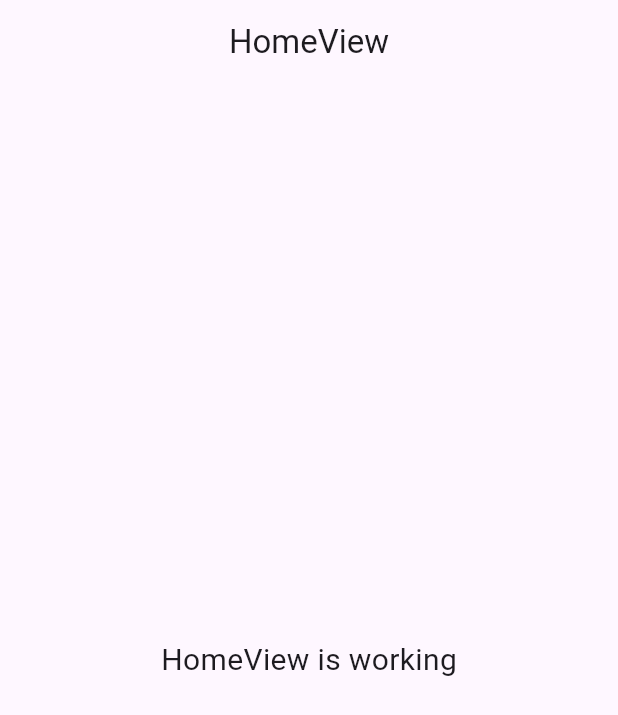
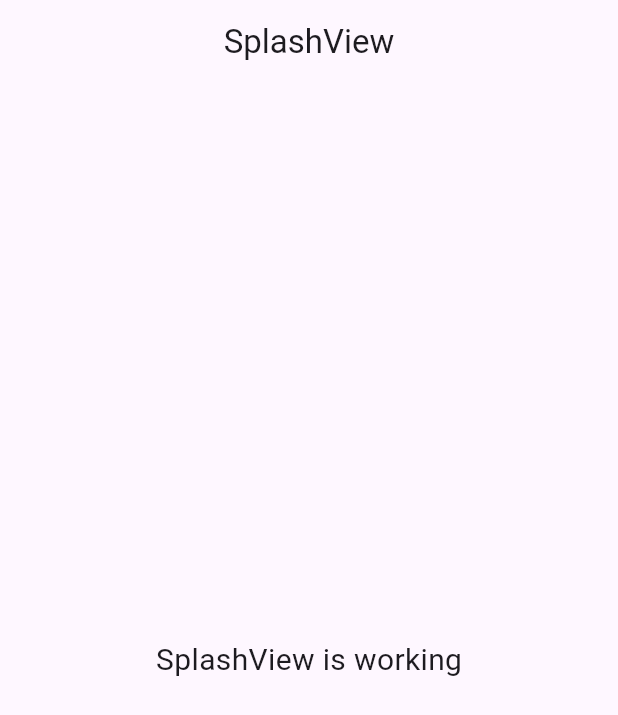
Before and after one commit to mirzamahmud/app-design-system, a Flutter app: the screen it shows after launch, on a phone screen of 412 x 824 dp. Shown: the top 715 px of the screen. Run offline on Flutter 3.47's test engine with Material 3 defaults, Android fonts, the phone set to English and light mode, and no system bars; our stand-ins replace get.

Commit message:
add_purple_color

```diff
--- /dev/null
+++ b/lib/app/core/helper/date_helper.dart
@@ -0,0 +1 @@
+class DateHelper {}
--- /dev/null
+++ b/lib/app/core/helper/string_helper.dart
@@ -0,0 +1 @@
+class StringHelper {}
--- /dev/null
+++ b/lib/app/modules/splash/views/splash_view.dart
@@ -0,0 +1,24 @@
+import 'package:flutter/material.dart';
+
+import 'package:get/get.dart';
+
+import '../controllers/splash_controller.dart';
+
+class SplashView extends GetView<SplashController> {
+  const SplashView({super.key});
+  @override
+  Widget build(BuildContext context) {
+    return Scaffold(
+      appBar: AppBar(
+        title: const Text('SplashView'),
+        centerTitle: true,
+      ),
+      body: const Center(
+        child: Text(
+          'SplashView is working',
+          style: TextStyle(fontSize: 20),
+        ),
+      ),
+    );
+  }
+}
--- a/lib/app/routes/app_pages.dart
+++ b/lib/app/routes/app_pages.dart
@@ -2,6 +2,8 @@ import 'package:get/get.dart';
 
 import '../modules/home/bindings/home_binding.dart';
 import '../modules/home/views/home_view.dart';
+import '../modules/splash/bindings/splash_binding.dart';
+import '../modules/splash/views/splash_view.dart';
 
 part 'app_routes.dart';
 
@@ -16,5 +18,10 @@ class AppPages {
       page: () => const HomeView(),
       binding: HomeBinding(),
     ),
+    GetPage(
+      name: _Paths.SPLASH,
+      page: () => const SplashView(),
+      binding: SplashBinding(),
+    ),
   ];
 }
--- a/lib/app/routes/app_routes.dart
+++ b/lib/app/routes/app_routes.dart
@@ -4,9 +4,11 @@ part of 'app_pages.dart';
 abstract class Routes {
   Routes._();
   static const HOME = _Paths.HOME;
+  static const SPLASH = _Paths.SPLASH;
 }
 
 abstract class _Paths {
   _Paths._();
   static const HOME = '/home';
+  static const SPLASH = '/splash';
 }
--- /dev/null
+++ b/lib/app/utils/app_assets.dart
@@ -0,0 +1 @@
+class AppAssets {}
--- /dev/null
+++ b/lib/app/utils/app_text_styles.dart
@@ -0,0 +1 @@
+class AppTextStyles {}
--- /dev/null
+++ b/lib/app/utils/app_theme.dart
@@ -0,0 +1 @@
+class AppTheme {}
--- /dev/null
+++ b/lib/app/utils/dimensions.dart
@@ -0,0 +1 @@
+class Dimensions {}
--- /dev/null
+++ b/lib/app_design_system.dart
@@ -0,0 +1,19 @@
+import 'package:app_design_system/app/modules/splash/bindings/splash_binding.dart';
+import 'package:app_design_system/app/routes/app_pages.dart';
+import 'package:flutter/material.dart';
+import 'package:get/get.dart';
+
+class AppDesignSystem extends StatelessWidget {
+  const AppDesignSystem({super.key});
+
+  @override
+  Widget build(BuildContext context) {
+    return GetMaterialApp(
+      debugShowCheckedModeBanner: false,
+      title: 'App Design System',
+      initialRoute: Routes.SPLASH,
+      initialBinding: SplashBinding(),
+      getPages: AppPages.routes,
+    );
+  }
+}
```
Also changed, not shown: lib/app/modules/splash/bindings/splash_binding.dart (added, +12 -0 lines), lib/app/modules/splash/controllers/splash_controller.dart (added, +23 -0 lines), lib/app/utils/app_colors.dart (added, +18 -0 lines), lib/main.dart (+4 -12 lines), lib/app/core/dependency_inject/dependency_inject.dart (added).
